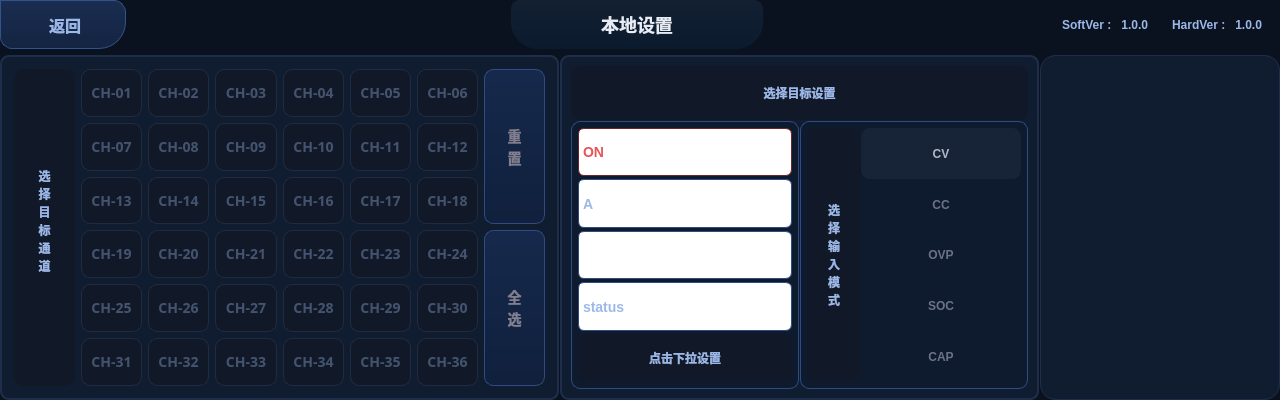
First picture: the form in widgets/interaction/channelsetpage.ui, repository housir-debug/Leacesy_M3506, before the edit.
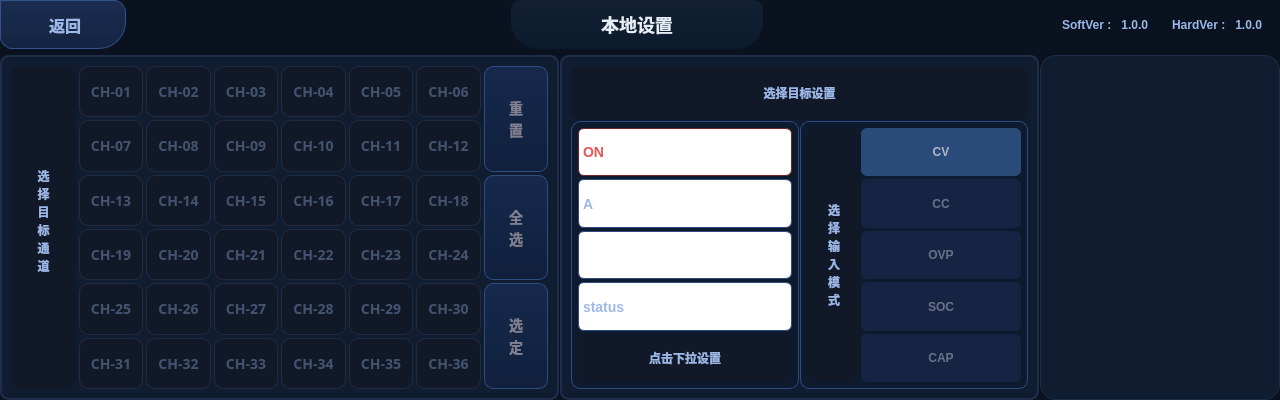
Second picture: the form after the edit. Icons and pictures are not drawn. Custom widgets are drawn as their Qt base class.

Patch:
```diff
--- a/widgets/interaction/channelsetpage.ui
+++ b/widgets/interaction/channelsetpage.ui
@@ -72,7 +72,7 @@
 }
 
 #channelsetting #chselectframe,
-#channelsetting #frame_3{
+#channelsetting #setselectframe{
     background-color: #101C30;
     border: 1.8px solid #1E2E4A; 
     border-radius: 9px;
@@ -100,7 +100,7 @@
     color: #445470;
 }
 
-#channelsetting #frame_3 QComboBox {
+#channelsetting #setselectframe QComboBox {
     background: qlineargradient(x1:0, y1:0, x2:0, y2:1,
                 stop:0 #1A2D50, stop:1 #142442);
     border: 1px solid #304b82;
@@ -108,13 +108,13 @@
     color: #9CB8E8;
     font-size: 14px;
     font-weight: bold;
-}#channelsetting #frame_3 QComboBox:disabled {
+}#channelsetting #setselectframe QComboBox:disabled {
     background: #111928;
     border: 1px solid #202b40;
     color: #445470;
-}#channelsetting #frame_3 QComboBox::drop-down {
+}#channelsetting #setselectframe QComboBox::drop-down {
     background: transparent;
-}#channelsetting #frame_3 QComboBox QAbstractItemView {
+}#channelsetting #setselectframe QComboBox QAbstractItemView {
     background-color: #142442;
     border: 1px solid #304b82;
     border-radius: 9px;
@@ -124,37 +124,41 @@
     outline: none;
     selection-background-color: #2A4A7A;
     selection-color: #FFFFFF;
-}#channelsetting #frame_3 QComboBox QAbstractItemView::item {
+}#channelsetting #setselectframe QComboBox QAbstractItemView::item {
     background: transparent;
  	border-radius: 6px;
 	color: #9CB8E8;
 	min-height: 27px;
     padding: 2px 8px;
-}#channelsetting #frame_3 QComboBox QAbstractItemView::item:selected {
+}#channelsetting #setselectframe QComboBox QAbstractItemView::item:selected {
     background-color: #2A4A7A;
     color: #FFFFFF;
-}#channelsetting #frame_3 #onoff_comboBox{
+}#channelsetting #setselectframe #onoff_comboBox{
     color: #e65454;
     border-color: #702424;
-}#channelsetting #frame_3 #onoff_comboBox[Outputed=true]{
+}#channelsetting #setselectframe #onoff_comboBox[Outputed=true]{
     color: #34b979;
     border-color: #1f5c40;
 }
 
-#channelsetting #frame_3 #frame_2,
-#channelsetting #frame_3 #frame{
+#channelsetting #setselectframe #comboframe,
+#channelsetting #setselectframe #pushframe{
 	background-color: #0E1A2E;
 	border: 1.2px solid #304b82;
 	border-radius: 9px;
-}#channelsetting #frame_3  #frame QPushButton {
-	background-color: transparent; 
-	border-radius: 9px;
+}#channelsetting #setselectframe  #pushframe QPushButton {
+	background:  #142442;
+	border-radius: 6px;
     font-weight: bold;
 	font-size: 12px;
 	color: #6A7288; 
-}#channelsetting #frame_3  #frame QPushButton:checked{
-    background-color: rgba(255, 255, 255, 0.04);
+}#channelsetting #setselectframe  #pushframe QPushButton:checked{
+	background-color: #2A4A7A;
 	color: #B0B8C5;
+}#channelsetting #setselectframe  #pushframe QPushButton:disabled {
+    background: #111928;
+    border: 1px solid #202b40;
+    color: #445470;
 }
 
 #channelsetting #keyframe {
@@ -359,18 +363,9 @@
      <property name="lineWidth">
       <number>0</number>
      </property>
-     <layout class="QGridLayout" name="gridLayout" rowstretch="1,1,1,1,1,1" columnstretch="1,1,1,1,1,1,1,1">
-      <property name="leftMargin">
-       <number>12</number>
-      </property>
-      <property name="topMargin">
-       <number>12</number>
-      </property>
-      <property name="rightMargin">
-       <number>12</number>
-      </property>
-      <property name="bottomMargin">
-       <number>12</number>
+     <layout class="QGridLayout" name="gridLayout">
+      <property name="spacing">
+       <number>3</number>
       </property>
       <item row="0" column="0" rowspan="6">
        <widget class="QLabel" name="selectch_label">
@@ -631,7 +626,7 @@
         </property>
        </widget>
       </item>
-      <item row="0" column="7" rowspan="3">
+      <item row="0" column="7" rowspan="2">
        <widget class="QPushButton" name="allFO_pushButton">
         <property name="sizePolicy">
          <sizepolicy hsizetype="Preferred" vsizetype="Preferred">
@@ -1101,6 +1096,29 @@
         </property>
        </widget>
       </item>
+      <item row="2" column="7" rowspan="2">
+       <widget class="QPushButton" name="allNO_pushButton">
+        <property name="sizePolicy">
+         <sizepolicy hsizetype="Preferred" vsizetype="Preferred">
+          <horstretch>0</horstretch>
+          <verstretch>0</verstretch>
+         </sizepolicy>
+        </property>
+        <property name="cursor">
+         <cursorShape>BlankCursor</cursorShape>
+        </property>
+        <property name="focusPolicy">
+         <enum>Qt::NoFocus</enum>
+        </property>
+        <property name="contextMenuPolicy">
+         <enum>Qt::NoContextMenu</enum>
+        </property>
+        <property name="text">
+         <string>全
+选</string>
+        </property>
+       </widget>
+      </item>
       <item row="3" column="1">
        <widget class="QPushButton" name="pushButton19">
         <property name="enabled">
@@ -1320,29 +1338,6 @@
         </property>
        </widget>
       </item>
-      <item row="3" column="7" rowspan="3">
-       <widget class="QPushButton" name="allNO_pushButton">
-        <property name="sizePolicy">
-         <sizepolicy hsizetype="Preferred" vsizetype="Preferred">
-          <horstretch>0</horstretch>
-          <verstretch>0</verstretch>
-         </sizepolicy>
-        </property>
-        <property name="cursor">
-         <cursorShape>BlankCursor</cursorShape>
-        </property>
-        <property name="focusPolicy">
-         <enum>Qt::NoFocus</enum>
-        </property>
-        <property name="contextMenuPolicy">
-         <enum>Qt::NoContextMenu</enum>
-        </property>
-        <property name="text">
-         <string>全
-选</string>
-        </property>
-       </widget>
-      </item>
       <item row="4" column="1">
        <widget class="QPushButton" name="pushButton25">
         <property name="enabled">
@@ -1562,6 +1557,29 @@
         </property>
        </widget>
       </item>
+      <item row="4" column="7" rowspan="2">
+       <widget class="QPushButton" name="sure_pushButton">
+        <property name="sizePolicy">
+         <sizepolicy hsizetype="Preferred" vsizetype="Preferred">
+          <horstretch>0</horstretch>
+          <verstretch>0</verstretch>
+         </sizepolicy>
+        </property>
+        <property name="cursor">
+         <cursorShape>BlankCursor</cursorShape>
+        </property>
+        <property name="focusPolicy">
+         <enum>Qt::NoFocus</enum>
+        </property>
+        <property name="contextMenuPolicy">
+         <enum>Qt::NoContextMenu</enum>
+        </property>
+        <property name="text">
+         <string>选
+定</string>
+        </property>
+       </widget>
+      </item>
       <item row="5" column="1">
        <widget class="QPushButton" name="pushButton31">
         <property name="enabled">
@@ -1788,7 +1806,7 @@
     </widget>
    </item>
    <item row="1" column="1">
-    <widget class="QFrame" name="frame_3">
+    <widget class="QFrame" name="setselectframe">
      <property name="cursor">
       <cursorShape>BlankCursor</cursorShape>
      </property>
@@ -1828,7 +1846,7 @@
        </widget>
       </item>
       <item row="1" column="0">
-       <widget class="QFrame" name="frame_2">
+       <widget class="QFrame" name="comboframe">
         <property name="frameShape">
          <enum>QFrame::NoFrame</enum>
         </property>
@@ -2018,7 +2036,7 @@
        </widget>
       </item>
       <item row="1" column="1">
-       <widget class="QFrame" name="frame">
+       <widget class="QFrame" name="pushframe">
         <property name="frameShape">
          <enum>QFrame::NoFrame</enum>
         </property>
@@ -2041,9 +2059,12 @@
          <property name="bottomMargin">
           <number>6</number>
          </property>
-         <property name="spacing">
+         <property name="horizontalSpacing">
           <number>0</number>
          </property>
+         <property name="verticalSpacing">
+          <number>3</number>
+         </property>
          <item row="0" column="0" rowspan="5">
           <widget class="QLabel" name="keyinput_label">
            <property name="cursor">
```
